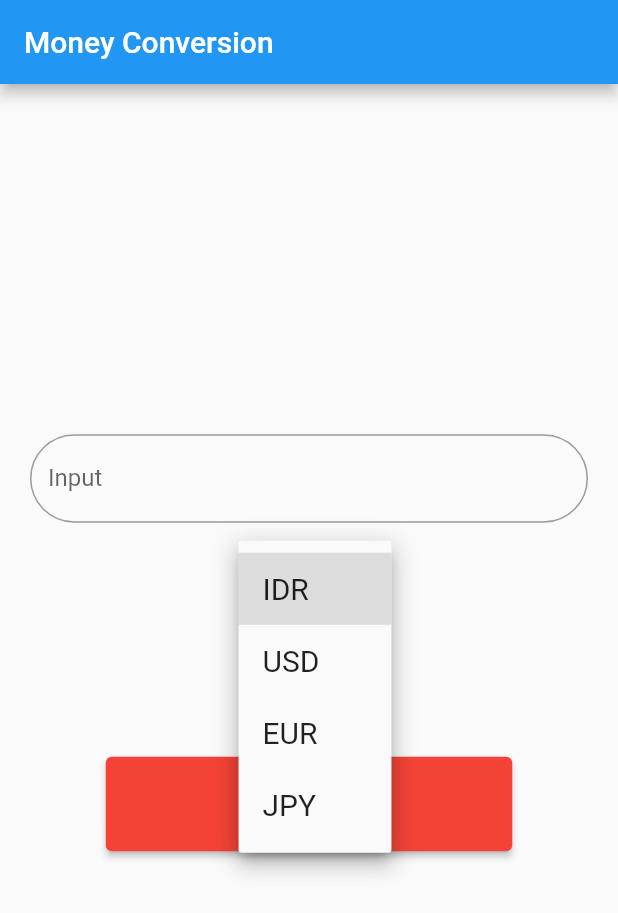
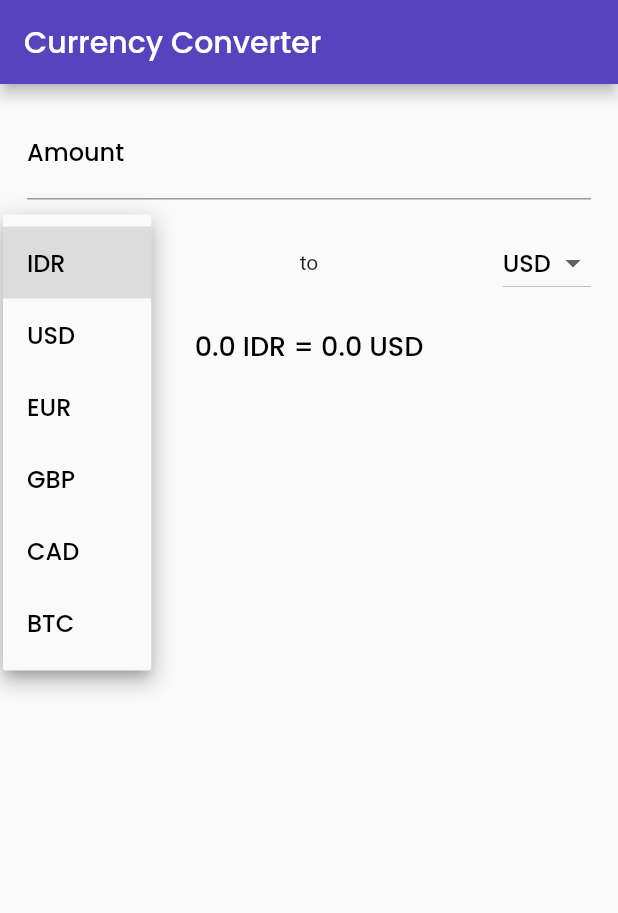
Before and after one commit to anggitrestuu/ican-kos, a Flutter app: the MoneyConversion screen opened directly, after a tap on "IDR", on a phone screen of 412 x 824 dp. Shown: the top 913 px of the screen. Run offline on Flutter 3.47's test engine with Material 2 defaults, Android fonts, the phone set to English and light mode, and no system bars; our stand-ins replace google_fonts, shared_preferences, sqflite; missing offline and left inert: bcrypt; accounts and stored records are empty; network calls fail.

Commit message:
update 80%

```diff
--- a/lib/main.dart
+++ b/lib/main.dart
@@ -37,10 +37,9 @@ class _BottomNavigationState extends State<BottomNavigation> {
   TextStyle(fontSize: 30, fontWeight: FontWeight.bold);
   static const List<Widget> _widgetOptions = <Widget>[
     HomePage(),
-    ErrorPage(),
     MoneyConversion(),
     TimeConversion(),
-
+    ProfilePage(),
   ];
   void _onItemTapped(int index) {
     setState(() {
@@ -61,13 +60,17 @@ class _BottomNavigationState extends State<BottomNavigation> {
             label: 'Home',
           ),
           BottomNavigationBarItem(
-            icon: Icon(Icons.money),
-            label: 'Money',
+            icon: Icon(Icons.attach_money),
+            label: 'Currency',
           ),
           BottomNavigationBarItem(
-            icon: Icon(Icons.watch),
+            icon: Icon(Icons.access_time),
             label: 'Time',
           ),
+          // BottomNavigationBarItem(
+          //   icon: Icon(Icons.favorite),
+          //   label: 'Favorite',
+          // ),
           BottomNavigationBarItem(
             icon: Icon(Icons.person),
             label: 'Profile',
--- a/lib/pages/home_page.dart
+++ b/lib/pages/home_page.dart
@@ -114,9 +114,7 @@ class HomePage extends StatelessWidget {
                   builder: (context, snapshot) {
                     if (snapshot.hasData) {
                       var data = snapshot.data as List<Space>;
-
                       int index = 0;
-
                       return Column(
                         children: data.map((item) {
                           index++;
--- a/lib/pages/money_conversion.dart
+++ b/lib/pages/money_conversion.dart
@@ -1,203 +1,143 @@
 import 'package:flutter/material.dart';
+import 'package:bwa_cozy/theme.dart';
+import 'package:google_fonts/google_fonts.dart';
 
 class MoneyConversion extends StatefulWidget {
   const MoneyConversion({Key? key}) : super(key: key);
 
   @override
-  _MoneyConversionState createState() => _MoneyConversionState();
+  State<MoneyConversion> createState() => _MoneyConversionState();
 }
 
 class _MoneyConversionState extends State<MoneyConversion> {
-  late double _input;
-  late double _output;
-  // currency IDR, USD, EUR, JPY
-  late String _currencyInput;
-  late String _currencyOutput;
-  late String _result;
-
-  final TextEditingController _inputController = TextEditingController();
+  ConversionType _conversionType = ConversionType.currency;
+  double _amount = 0.0;
+  double _result = 0.0;
+  String _sourceCurrency = 'IDR';
+  String _targetCurrency = 'USD';
+  final _textEditingController = TextEditingController();
 
   @override
   void initState() {
     super.initState();
-    _input = 0;
-    _currencyInput = 'IDR';
-    _currencyOutput = 'IDR';
-    _result = '';
-  }
-
-  void _onInputChanged(String value) {
+    _textEditingController.addListener(() {
       setState(() {
-      _input = double.tryParse(value) ?? 0;
+        _amount = double.tryParse(_textEditingController.text) ?? 0.0;
       });
-  }
-
-  void _onCurrencyInputChanged(String? value) {
-    setState(() {
-      _currencyInput = value ?? 'IDR';
-    });
-  }
-
-  void _onCurrencyOutputChanged(String? value) {
-    setState(() {
-      _currencyOutput = value ?? 'IDR';
-    });
-  }
-
-  void _convert() {
-    setState(() {
-      switch (_currencyInput) {
-        case 'IDR':
-          switch (_currencyOutput) {
-            case 'IDR':
-              _output = _input;
-              break;
-            case 'USD':
-              _output = _input / 14200;
-              break;
-            case 'EUR':
-              _output = _input / 17000;
-              break;
-            case 'JPY':
-              _output = _input / 130;
-              break;
-          }
-          break;
-        case 'USD':
-          switch (_currencyOutput) {
-            case 'IDR':
-              _output = _input * 14200;
-              break;
-            case 'USD':
-              _output = _input;
-              break;
-            case 'EUR':
-              _output = _input * 0.85;
-              break;
-            case 'JPY':
-              _output = _input * 110;
-              break;
-          }
-          break;
-        case 'EUR':
-          switch (_currencyOutput) {
-            case 'IDR':
-              _output = _input * 17000;
-              break;
-            case 'USD':
-              _output = _input * 1.17;
-              break;
-            case 'EUR':
-              _output = _input;
-              break;
-            case 'JPY':
-              _output = _input * 130;
-              break;
-          }
-          break;
-        case 'JPY':
-          switch (_currencyOutput) {
-            case 'IDR':
-              _output = _input * 130;
-              break;
-            case 'USD':
-              _output = _input * 0.0091;
-              break;
-            case 'EUR':
-              _output = _input * 0.0077;
-              break;
-            case 'JPY':
-              _output = _input;
-              break;
-          }
-          break;
-      }
-      _result = _output.toStringAsFixed(2);
     });
   }
 
   @override
-  // make dropdown button without array looping
-
   Widget build(BuildContext context) {
     return Scaffold(
       appBar: AppBar(
-        title: const Text('Money Conversion'),
+        title: Text(
+          'Currency Converter',
+          style: whiteTextStyle,
+        ),
+        backgroundColor: purpleColor,
         automaticallyImplyLeading: false,
       ),
       body: Container(
-        padding: const EdgeInsets.all(20),
+        padding: const EdgeInsets.all(18),
         child: Column(
-          mainAxisAlignment: MainAxisAlignment.center,
           children: [
-            const SizedBox(
-              height: 20,
+            TextField(
+              decoration: InputDecoration(
+                labelText: 'Amount',
+                labelStyle: blackTextStyle,
               ),
-            TextField(
-              onChanged: _onInputChanged,
-              controller: _inputController,
               keyboardType: TextInputType.number,
-              decoration: const InputDecoration(
-                border: OutlineInputBorder(
-                  borderRadius: BorderRadius.all(Radius.circular(30)),
+              controller: _textEditingController,
+              onChanged: (value) {
+                setState(() {
+                  _amount = double.tryParse(value) ?? 0.0;
+                  _result =
+                      convertCurrency(_amount, _sourceCurrency, _targetCurrency);
+                });
+              },
             ),
-                labelText: 'Input',
+            const SizedBox(height: 18),
+            Row(
+              mainAxisAlignment: MainAxisAlignment.spaceBetween,
+              children: [
+                DropdownButton<String>(
+                  value: _sourceCurrency,
+                  items: currencies
+                      .map((currency) => DropdownMenuItem<String>(
+                    value: currency,
+                    child: Text(
+                      currency,
+                      style: blackTextStyle,
                     ),
+                  ))
+                      .toList(),
+                  onChanged: (value) {
+                    setState(() {
+                      _sourceCurrency = value ?? 'USD';
+                      _result = convertCurrency(
+                          _amount, _sourceCurrency, _targetCurrency);
+                    });
+                  },
                 ),
-            const SizedBox(
-              height: 20,
+                const Text(
+                  'to',
+
                 ),
                 DropdownButton<String>(
-              value: _currencyInput,
-              onChanged: _onCurrencyInputChanged,
-              items: const <String>['IDR', 'USD', 'EUR', 'JPY']
-                  .map<DropdownMenuItem<String>>((String value) {
-                return DropdownMenuItem<String>(
-                  value: value,
-                  child: Text(value, style: TextStyle(fontSize: 20)),
-                );
-              }).toList(),
+                  value: _targetCurrency,
+                  items: currencies
+                      .map((currency) => DropdownMenuItem<String>(
+                    value: currency,
+                    child: Text(
+                      currency,
+                      style: blackTextStyle,
                     ),
-            const SizedBox(
-              height: 20,
+                  ))
+                      .toList(),
+                  onChanged: (value) {
+                    setState(() {
+                      _targetCurrency = value ?? 'EUR';
+                      _result = convertCurrency(
+                          _amount, _sourceCurrency, _targetCurrency);
+                    });
+                  },
                 ),
-            DropdownButton<String>(
-              value: _currencyOutput,
-              onChanged: _onCurrencyOutputChanged,
-              items: const <String>['IDR', 'USD', 'EUR', 'JPY']
-                  .map<DropdownMenuItem<String>>((String value) {
-                return DropdownMenuItem<String>(
-                  value: value,
-                  child: Text(value, style: TextStyle(fontSize: 20)),
-                );
-              }).toList(),
+              ],
             ),
-            const SizedBox(
-              height: 20,
-            ),
-            ElevatedButton(
-              style: ElevatedButton.styleFrom(
-                padding:
-                    const EdgeInsets.symmetric(horizontal: 100, vertical: 20),
-                primary: Colors.red,
-                textStyle: const TextStyle(
-                  fontSize: 20,
-                  fontWeight: FontWeight.bold,
-                ),
-              ),
-              onPressed: _convert,
-              child: const Text('Convert'),
-            ),
-            const SizedBox(
-              height: 20,
-            ),
+            const SizedBox(height: 18),
             Text(
-              _result,
-              style: const TextStyle(fontSize: 20),
+              '$_amount $_sourceCurrency = $_result $_targetCurrency',
+              style: blackTextStyle.copyWith(fontSize: 18),
             ),
           ],
         ),
       ),
     );
   }
+
+  double convertCurrency(
+      double amount, String fromCurrency, String toCurrency) {
+    final rates = {
+      'USD': 1,
+      'IDR': 14823,
+      'EUR': 0.92,
+      'GBP': 0.80,
+      'CAD': 1.21,
+      'BTC': 0.000037,
+    };
+    final sourceRate = rates[fromCurrency] ?? 1.0;
+    final targetRate = rates[toCurrency] ?? 1.0;
+    final exchangeRate = targetRate / sourceRate;
+    return amount * exchangeRate;
   }
+}
+
+enum ConversionType { currency }
+
+const List<String> currencies = ['IDR', 'USD', 'EUR', 'GBP', 'CAD', 'BTC'];
+
+TextStyle blackTextStyle = GoogleFonts.poppins(
+  color: blackColor,
+  fontWeight: FontWeight.w500,
+);
--- a/lib/providers/space_provider.dart
+++ b/lib/providers/space_provider.dart
@@ -1,8 +1,6 @@
 import 'dart:convert';
-
 import 'package:flutter/material.dart';
 import 'package:http/http.dart' as http;
-
 import '../models/space.dart';
 
 class SpaceProvider extends ChangeNotifier {
```
Also changed, not shown: lib/pages/login_page.dart (+70 -11 lines), lib/pages/profile_page.dart (+79 -0 lines), lib/pages/register_page.dart (+32 -15 lines), lib/pages/time_conversion.dart (+107 -161 lines). Lines whose indentation alone changed are shown as unchanged.
